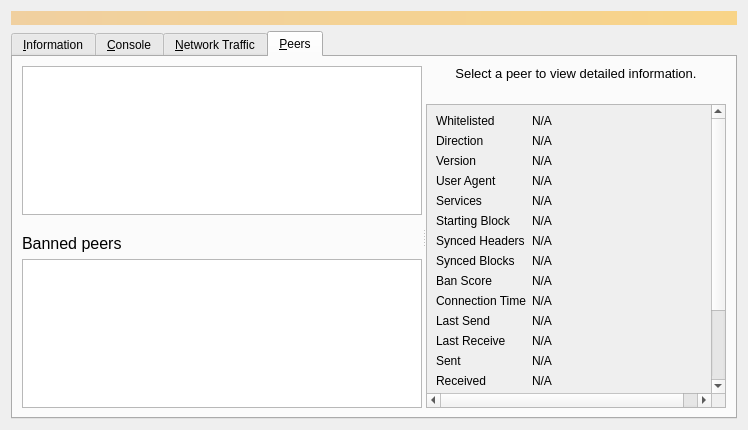
eleccoin/eleccoin, file src/qt/forms/debugwindow.ui: the form before one commit.
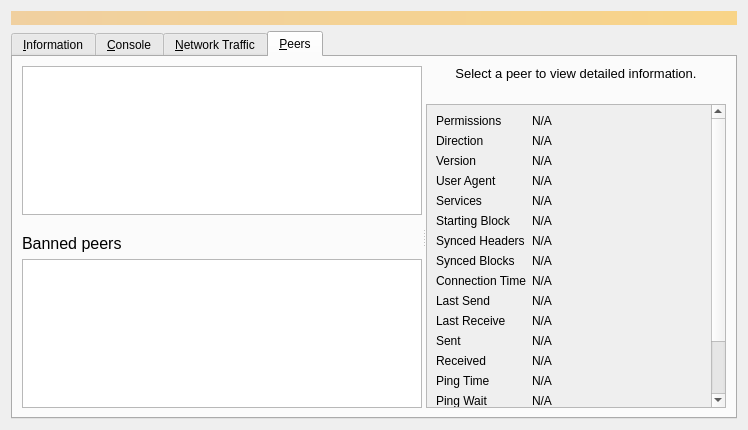
The form after the commit. The open tabs and pages were chosen to show the change. Icons and pictures are not drawn. Custom widgets are drawn as their Qt base class.

Diff of the .ui file:
```diff
--- a/src/qt/forms/debugwindow.ui
+++ b/src/qt/forms/debugwindow.ui
@@ -290,7 +290,7 @@
        <item row="11" column="0">
         <widget class="QLabel" name="label_3">
          <property name="text">
-          <string>Current number of blocks</string>
+          <string>Current block height</string>
          </property>
         </widget>
        </item>
@@ -1078,22 +1078,16 @@
                 <height>426</height>
                </rect>
               </property>
-              <property name="minimumSize">
-               <size>
-                <width>300</width>
-                <height>0</height>
-               </size>
-              </property>
               <layout class="QGridLayout" name="gridLayout_2" columnstretch="0,1">
                <item row="0" column="0">
                 <widget class="QLabel" name="label_30">
                  <property name="text">
-                  <string>Whitelisted</string>
+                  <string>Permissions</string>
                  </property>
                 </widget>
                </item>
                <item row="0" column="1">
-                <widget class="QLabel" name="peerWhitelisted">
+                <widget class="QLabel" name="peerPermissions">
                  <property name="cursor">
                   <cursorShape>IBeamCursor</cursorShape>
                  </property>
@@ -1270,36 +1264,13 @@
                 </widget>
                </item>
                <item row="8" column="0">
-                <widget class="QLabel" name="label_24">
-                 <property name="text">
-                  <string>Ban Score</string>
-                 </property>
-                </widget>
-               </item>
-               <item row="8" column="1">
-                <widget class="QLabel" name="peerBanScore">
-                 <property name="cursor">
-                  <cursorShape>IBeamCursor</cursorShape>
-                 </property>
-                 <property name="text">
-                  <string>N/A</string>
-                 </property>
-                 <property name="textFormat">
-                  <enum>Qt::PlainText</enum>
-                 </property>
-                 <property name="textInteractionFlags">
-                  <set>Qt::LinksAccessibleByMouse|Qt::TextSelectableByKeyboard|Qt::TextSelectableByMouse</set>
-                 </property>
-                </widget>
-               </item>
-               <item row="9" column="0">
                 <widget class="QLabel" name="label_22">
                  <property name="text">
                   <string>Connection Time</string>
                  </property>
                 </widget>
                </item>
-               <item row="9" column="1">
+               <item row="8" column="1">
                 <widget class="QLabel" name="peerConnTime">
                  <property name="cursor">
                   <cursorShape>IBeamCursor</cursorShape>
@@ -1315,14 +1286,14 @@
                  </property>
                 </widget>
                </item>
-               <item row="10" column="0">
+               <item row="9" column="0">
                 <widget class="QLabel" name="label_15">
                  <property name="text">
                   <string>Last Send</string>
                  </property>
                 </widget>
                </item>
-               <item row="10" column="1">
+               <item row="9" column="1">
                 <widget class="QLabel" name="peerLastSend">
                  <property name="cursor">
                   <cursorShape>IBeamCursor</cursorShape>
@@ -1338,14 +1309,14 @@
                  </property>
                 </widget>
                </item>
-               <item row="11" column="0">
+               <item row="10" column="0">
                 <widget class="QLabel" name="label_19">
                  <property name="text">
                   <string>Last Receive</string>
                  </property>
                 </widget>
                </item>
-               <item row="11" column="1">
+               <item row="10" column="1">
                 <widget class="QLabel" name="peerLastRecv">
                  <property name="cursor">
                   <cursorShape>IBeamCursor</cursorShape>
@@ -1361,14 +1332,14 @@
                  </property>
                 </widget>
                </item>
-               <item row="12" column="0">
+               <item row="11" column="0">
                 <widget class="QLabel" name="label_18">
                  <property name="text">
                   <string>Sent</string>
                  </property>
                 </widget>
                </item>
-               <item row="12" column="1">
+               <item row="11" column="1">
                 <widget class="QLabel" name="peerBytesSent">
                  <property name="cursor">
                   <cursorShape>IBeamCursor</cursorShape>
@@ -1384,14 +1355,14 @@
                  </property>
                 </widget>
                </item>
-               <item row="13" column="0">
+               <item row="12" column="0">
                 <widget class="QLabel" name="label_20">
                  <property name="text">
                   <string>Received</string>
                  </property>
                 </widget>
                </item>
-               <item row="13" column="1">
+               <item row="12" column="1">
                 <widget class="QLabel" name="peerBytesRecv">
                  <property name="cursor">
                   <cursorShape>IBeamCursor</cursorShape>
@@ -1407,14 +1378,14 @@
                  </property>
                 </widget>
                </item>
-               <item row="14" column="0">
+               <item row="13" column="0">
                 <widget class="QLabel" name="label_26">
                  <property name="text">
                   <string>Ping Time</string>
                  </property>
                 </widget>
                </item>
-               <item row="14" column="1">
+               <item row="13" column="1">
                 <widget class="QLabel" name="peerPingTime">
                  <property name="cursor">
                   <cursorShape>IBeamCursor</cursorShape>
@@ -1430,7 +1401,7 @@
                  </property>
                 </widget>
                </item>
-               <item row="15" column="0">
+               <item row="14" column="0">
                 <widget class="QLabel" name="peerPingWaitLabel">
                  <property name="toolTip">
                   <string>The duration of a currently outstanding ping.</string>
@@ -1440,7 +1411,7 @@
                  </property>
                 </widget>
                </item>
-               <item row="15" column="1">
+               <item row="14" column="1">
                 <widget class="QLabel" name="peerPingWait">
                  <property name="cursor">
                   <cursorShape>IBeamCursor</cursorShape>
@@ -1456,14 +1427,14 @@
                  </property>
                 </widget>
                </item>
-               <item row="16" column="0">
+               <item row="15" column="0">
                 <widget class="QLabel" name="peerMinPingLabel">
                  <property name="text">
                   <string>Min Ping</string>
                  </property>
                 </widget>
                </item>
-               <item row="16" column="1">
+               <item row="15" column="1">
                 <widget class="QLabel" name="peerMinPing">
                  <property name="cursor">
                   <cursorShape>IBeamCursor</cursorShape>
@@ -1479,14 +1450,14 @@
                  </property>
                 </widget>
                </item>
-               <item row="17" column="0">
+               <item row="16" column="0">
                 <widget class="QLabel" name="label_timeoffset">
                  <property name="text">
                   <string>Time Offset</string>
                  </property>
                 </widget>
                </item>
-               <item row="17" column="1">
+               <item row="16" column="1">
                 <widget class="QLabel" name="timeoffset">
                  <property name="cursor">
                   <cursorShape>IBeamCursor</cursorShape>
@@ -1502,7 +1473,7 @@
                  </property>
                 </widget>
                </item>
-               <item row="18" column="0">
+               <item row="17" column="0">
                 <widget class="QLabel" name="peerMappedASLabel">
                  <property name="toolTip">
                   <string>The mapped Autonomous System used for diversifying peer selection.</string>
@@ -1512,7 +1483,7 @@
                  </property>
                 </widget>
                </item>
-               <item row="18" column="1">
+               <item row="17" column="1">
                 <widget class="QLabel" name="peerMappedAS">
                  <property name="cursor">
                   <cursorShape>IBeamCursor</cursorShape>
@@ -1528,7 +1499,7 @@
                  </property>
                 </widget>
                </item>
-               <item row="19" column="0">
+               <item row="18" column="0">
                 <spacer name="verticalSpacer_3">
                  <property name="orientation">
                   <enum>Qt::Vertical</enum>
```
